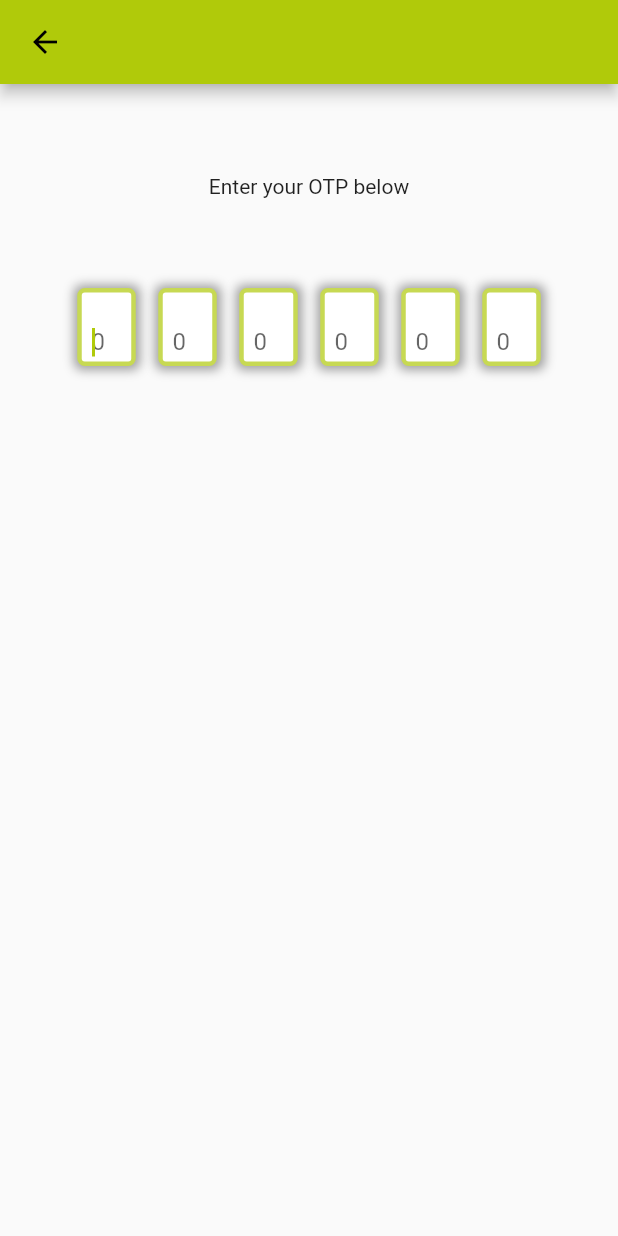
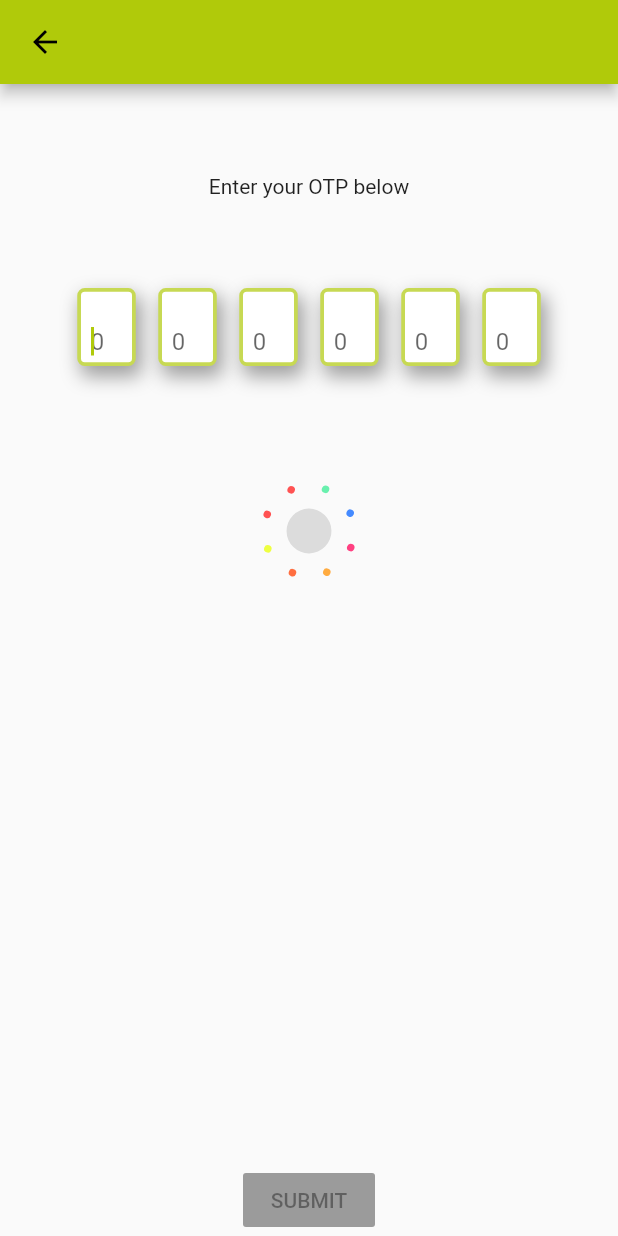
Before and after one commit to SoftHeroes/UKMF_Laravel, a Flutter app: the screen it shows after launch, on a phone screen of 412 x 824 dp. Run offline on Flutter 3.47's test engine with Material 2 defaults, Android fonts, the light colour scheme and no system bars; our stand-ins replace auto_size_text, flare_flutter; missing offline and left inert: async_loader, flare_dart; project files that could hold a hidden picture were left out.

Commit message:
Loading Animation

```diff
--- /dev/null
+++ b/Flutter/ukmf/lib/OTPVerification/OTPField.dart
@@ -0,0 +1,118 @@
+import '../appTheme.dart';
+
+import 'package:flutter/material.dart';
+import 'package:flutter/services.dart';
+
+class OTPValue extends StatelessWidget {
+  final double spacing;
+  final int count;
+  OTPValue({this.count, this.spacing = 15.0});
+
+  @override
+  Widget build(BuildContext context) {
+    Widget getTextWidgets(int count) {
+      List<Widget> list = new List<Widget>();
+
+      FocusNode nextFocusNode;
+      for (var i = 0; i < count; i++) {
+        SingleOTPValue temp = SingleOTPValue(nextFocusNode);
+        nextFocusNode = temp.myfocus;
+        list.add(temp);
+
+        if (i != count - 1)
+          list.add(SizedBox(
+            width: spacing,
+          ));
+      }
+      return new Row(
+          children: list.reversed.toList(),
+          mainAxisAlignment: MainAxisAlignment.center);
+    }
+
+    return getTextWidgets(count);
+  }
+}
+
+@immutable
+class SingleOTPValue extends StatelessWidget {
+  static const double _textSize = 32;
+  final FocusNode nexttextFocusNode, _myfocus = FocusNode();
+
+  final TextEditingController _textFieldController =
+      new TextEditingController();
+  SingleOTPValue(this.nexttextFocusNode);
+
+  FocusNode get myfocus {
+    return _myfocus;
+  }
+
+  @override
+  Widget build(BuildContext context) {
+    List<BoxShadow> getBoxShadow() {
+      List<BoxShadow> returnBoxShadow = new List<BoxShadow>();
+
+      BoxShadow boxShadow = BoxShadow(
+        color: Colors.grey,
+        blurRadius: 10,
+        spreadRadius: 1,
+        offset: Offset(3, 6),
+      );
+
+      returnBoxShadow.add(boxShadow);
+      return returnBoxShadow;
+    }
+
+    @override
+    void initState() {
+      _myfocus.addListener(() {
+        if (_myfocus.hasFocus) _textFieldController.clear();
+      });
+    }
+
+    return Container(
+      // margin: EdgeInsets.all(30.0),
+      padding: EdgeInsets.fromLTRB(6.5, 0, 0, 0),
+      width: 39,
+      height: 52,
+      child: Transform(
+        child: TextField(
+          controller: _textFieldController,
+          focusNode: _myfocus,
+          autofocus: true,
+          keyboardType: TextInputType.number,
+          onChanged: (String value) {
+            // TextSelection.collapsed(offset: 0);
+            print('I am Here');
+            initState();
+            if (nexttextFocusNode != null) {
+              FocusScope.of(context).requestFocus(nexttextFocusNode);
+            }
+          },
+          decoration: InputDecoration(
+            border: InputBorder.none,
+            hintText: '0',
+            hintStyle: AppTheme(
+                    appfontWeight: FontWeight.bold,
+                    appTextFontSize: _textSize,
+                    appTextColor: Colors.grey)
+                .appTextStyle,
+          ),
+          inputFormatters: [
+            LengthLimitingTextInputFormatter(1),
+          ],
+          style: AppTheme(
+            appTextFontSize: _textSize,
+            appfontWeight: FontWeight.bold,
+          ).appTextStyle,
+        ),
+        transform: Matrix4.translationValues(0, 9, 0),
+      ),
+      decoration: BoxDecoration(
+          boxShadow: getBoxShadow(),
+          color: Colors.white,
+          border: Border.all(
+              width: 2.5, color: AppTheme().myPrimaryMaterialColor.shade200),
+          borderRadius: BorderRadius.all(Radius.circular(5.0))),
+    );
+  }
+}
--- /dev/null
+++ b/Flutter/ukmf/lib/OTPVerification/OTPLoader.dart
@@ -0,0 +1,157 @@
+import 'dart:math';
+
+import 'package:flutter/material.dart';
+
+class OTPLoader extends StatefulWidget {
+  OTPLoader({Key key}) : super(key: key);
+
+  _OTPLoaderState createState() => _OTPLoaderState();
+}
+
+class _OTPLoaderState extends State<OTPLoader>
+    with SingleTickerProviderStateMixin {
+  AnimationController controller;
+  Animation<double> animation_rotation;
+  Animation<double> animation_radius_in;
+  Animation<double> animation_radius_out;
+
+  final double initialRadius = 30.0;
+  double radius = 0.0;
+
+  @override
+  void initState() {
+    super.initState();
+
+    controller =
+        AnimationController(vsync: this, duration: Duration(seconds: 5));
+
+    animation_rotation = Tween<double>(begin: 0.0, end: 1.0).animate(
+        CurvedAnimation(
+            parent: controller,
+            curve: Interval(0.0, 1.0, curve: Curves.linear)));
+
+    animation_radius_in = Tween<double>(begin: 1.0, end: 0.0).animate(
+        CurvedAnimation(
+            parent: controller,
+            curve: Interval(0.75, 1.0, curve: Curves.elasticIn)));
+
+    animation_radius_out = Tween<double>(begin: 0.0, end: 1.0).animate(
+        CurvedAnimation(
+            parent: controller,
+            curve: Interval(0.0, 0.25, curve: Curves.elasticOut)));
+
+    controller.addListener(() {
+      setState(() {
+        if (controller.value >= 0.75 && controller.value <= 1.0) {
+          radius = animation_radius_in.value * initialRadius;
+        } else if (controller.value >= 0.0 && controller.value <= 0.25) {
+          radius = animation_radius_out.value * initialRadius;
+        }
+      });
+    });
+
+    controller.repeat();
+  }
+
+  @override
+  Widget build(BuildContext context) {
+    return Container(
+      width: 100,
+      height: 100,
+      child: Center(
+        child: RotationTransition(
+          turns: animation_rotation,
+          child: Stack(
+            children: <Widget>[
+              Dot(
+                radius: radius,
+                color: Colors.black12,
+              ),
+              Transform.translate(
+                offset: Offset(cos(pi / 4) * radius, sin(pi / 4) * radius),
+                child: Dot(
+                  radius: 5,
+                  color: Colors.redAccent,
+                ),
+              ),
+              Transform.translate(
+                offset:
+                    Offset(cos(2 * pi / 4) * radius, sin(2 * pi / 4) * radius),
+                child: Dot(
+                  radius: 5,
+                  color: Colors.greenAccent,
+                ),
+              ),
+              Transform.translate(
+                offset:
+                    Offset(cos(3 * pi / 4) * radius, sin(3 * pi / 4) * radius),
+                child: Dot(
+                  radius: 5,
+                  color: Colors.blueAccent,
+                ),
+              ),
+              Transform.translate(
+                offset:
+                    Offset(cos(4 * pi / 4) * radius, sin(4 * pi / 4) * radius),
+                child: Dot(
+                  radius: 5,
+                  color: Colors.pinkAccent,
+                ),
+              ),
+              Transform.translate(
+                offset:
+                    Offset(cos(5 * pi / 4) * radius, sin(5 * pi / 4) * radius),
+                child: Dot(
+                  radius: 5,
+                  color: Colors.orangeAccent,
+                ),
+              ),
+              Transform.translate(
+                offset:
+                    Offset(cos(6 * pi / 4) * radius, sin(6 * pi / 4) * radius),
+                child: Dot(
+                  radius: 5,
+                  color: Colors.deepOrangeAccent,
+                ),
+              ),
+              Transform.translate(
+                offset:
+                    Offset(cos(7 * pi / 4) * radius, sin(7 * pi / 4) * radius),
+                child: Dot(
+                  radius: 5,
+                  color: Colors.limeAccent,
+                ),
+              ),
+              Transform.translate(
+                offset:
+                    Offset(cos(8 * pi / 4) * radius, sin(8 * pi / 4) * radius),
+                child: Dot(
+                  radius: 5,
+                  color: Colors.redAccent,
+                ),
+              )
+            ],
+          ),
+        ),
+      ),
+    );
+  }
+}
+
+class Dot extends StatelessWidget {
+  final double radius;
+  final Color color;
+
+  Dot({this.radius, this.color});
+
+  @override
+  Widget build(BuildContext context) {
+    return Center(
+      child: Container(
+        width: radius,
+        height: radius,
+        decoration: BoxDecoration(color: color, shape: BoxShape.circle),
+      ),
+    );
+  }
+}
--- a/Flutter/ukmf/lib/OTPVerification/otpVerification.dart
+++ b/Flutter/ukmf/lib/OTPVerification/otpVerification.dart
@@ -1,10 +1,11 @@
-import 'package:flutter/rendering.dart';
-import 'package:flutter/services.dart';
-import 'package:flutter/widgets.dart';
-
 import '../appTheme.dart';
 
+import 'package:flutter/rendering.dart';
+import 'package:flutter/widgets.dart';
 import 'package:flutter/material.dart';
+
+import 'OTPField.dart';
+import 'OTPLoader.dart';
 
 class OTPVerificationForm extends StatefulWidget {
   OTPVerificationForm({Key key}) : super(key: key);
@@ -46,123 +47,25 @@ class _OTPVerificationFormState extends State<OTPVerificationForm> {
             OTPValue(
               count: 6,
             ),
+            SizedBox(
+              height: 60.0,
+            ),
+            OTPLoader(),
+            Expanded(
+              child: Stack(
+                alignment: Alignment.bottomCenter,
+                children: <Widget>[
+                  RaisedButton(
+                    child: Text(
+                      'SUBMIT',
+                    ),
+                  )
+                ],
+              ),
+            )
           ],
         ),
       ),
     );
   }
 }
-
-class OTPValue extends StatelessWidget {
-  final double spacing;
-  final int count;
-  OTPValue({this.count, this.spacing = 15.0});
-
-  @override
-  Widget build(BuildContext context) {
-    Widget getTextWidgets(int count) {
-      List<Widget> list = new List<Widget>();
-
-      FocusNode nextFocusNode;
-      for (var i = 0; i < count; i++) {
-        SingleOTPValue temp = SingleOTPValue(nextFocusNode);
-        nextFocusNode = temp.myfocus;
-        list.add(temp);
-
-        if (i != count - 1)
-          list.add(SizedBox(
-            width: spacing,
-          ));
-      }
-      return new Row(
-          children: list.reversed.toList(),
-          mainAxisAlignment: MainAxisAlignment.center);
-    }
-
-    return getTextWidgets(count);
-  }
-}
-
-@immutable
-class SingleOTPValue extends StatelessWidget {
-  static const double _textSize = 32;
-  final FocusNode nexttextFocusNode, _myfocus = FocusNode();
-
-  final TextEditingController _textFieldController =
-      new TextEditingController();
-  SingleOTPValue(this.nexttextFocusNode);
-
-  FocusNode get myfocus {
-    return _myfocus;
-  }
-
-  @override
-  Widget build(BuildContext context) {
-    List<BoxShadow> getBoxShadow() {
-      List<BoxShadow> returnBoxShadow = new List<BoxShadow>();
-
-      BoxShadow boxShadow = BoxShadow(
-        color: Colors.grey,
-        blurRadius: 5,
-        spreadRadius: 2,
-        offset: Offset(.3, .6),
-      );
-
-      returnBoxShadow.add(boxShadow);
-      return returnBoxShadow;
-    }
-
-    @override
-    void initState() {
-      _myfocus.addListener(() {
-        if (_myfocus.hasFocus) _textFieldController.clear();
-      });
-    }
-
-    return Container(
-      // margin: EdgeInsets.all(30.0),
-      padding: EdgeInsets.fromLTRB(6.5, 0, 0, 0),
-      width: 39,
-      height: 52,
-      child: Transform(
-        child: TextField(
-          controller: _textFieldController,
-          focusNode: _myfocus,
-          autofocus: true,
-          keyboardType: TextInputType.number,
-          onChanged: (String value) {
-            // TextSelection.collapsed(offset: 0);
-            print('I am Here');
-            initState();
-            if (nexttextFocusNode != null) {
-              FocusScope.of(context).requestFocus(nexttextFocusNode);
-            }
-          },
-          decoration: InputDecoration(
-            border: InputBorder.none,
-            hintText: '0',
-            hintStyle: AppTheme(
-                    appfontWeight: FontWeight.bold,
-                    appTextFontSize: _textSize,
-                    appTextColor: Colors.grey)
-                .appTextStyle,
-          ),
-          inputFormatters: [
-            LengthLimitingTextInputFormatter(1),
-          ],
-          style: AppTheme(
-            appTextFontSize: _textSize,
-            appfontWeight: FontWeight.bold,
-          ).appTextStyle,
-        ),
-        transform: Matrix4.translationValues(0, 9, 0),
-      ),
-      decoration: BoxDecoration(
-          boxShadow: getBoxShadow(),
-          color: Colors.white,
-          border: Border.all(
-              width: 3, color: AppTheme().myPrimaryMaterialColor.shade200),
-          borderRadius: BorderRadius.all(Radius.circular(5.0))),
-    );
-  }
-}
--- a/Flutter/ukmf/lib/main.dart
+++ b/Flutter/ukmf/lib/main.dart
@@ -1,4 +1,5 @@
 import './appTheme.dart';
+
 import 'package:flutter/material.dart';
 import 'package:flutter/cupertino.dart';
 import './mobileNumberVerification/mobileNumberVerification.dart';
```
